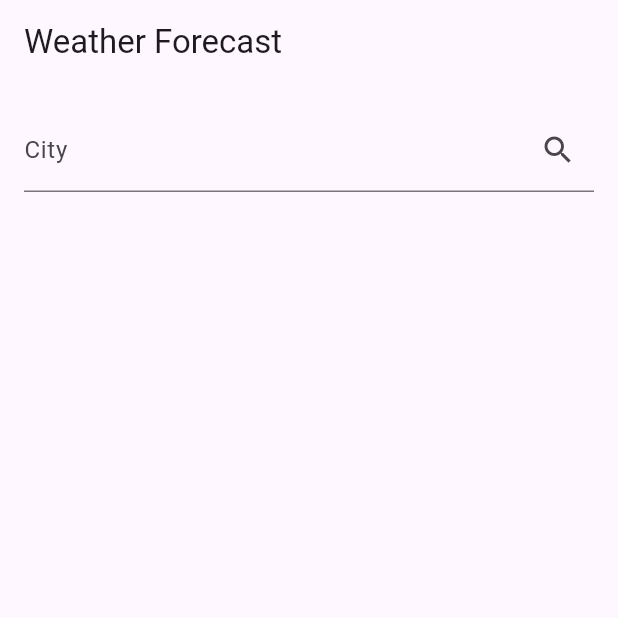
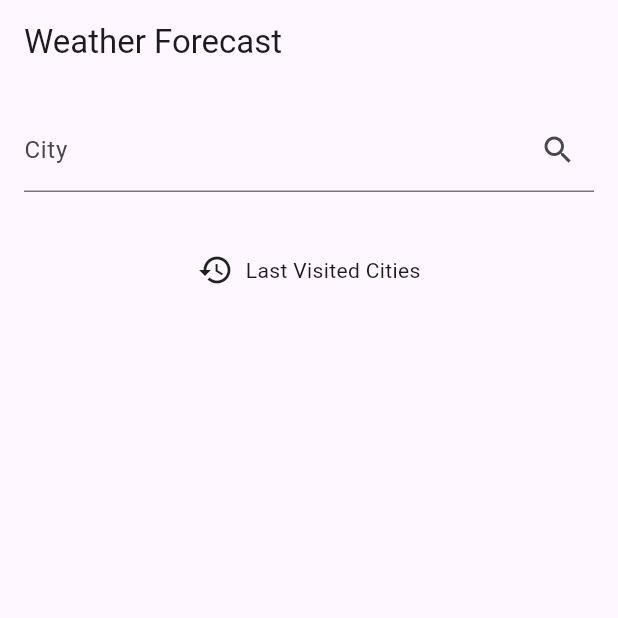
Before and after one commit to kardelenkeles/weather-app, a Flutter app: the screen it shows after launch, on a phone screen of 412 x 824 dp, the top half of it. Run offline on Flutter 3.47's test engine with Material 3 defaults, Android fonts, the phone set to English and light mode, and no system bars; our stand-ins replace auto_route, flutter_dotenv, get_it, shared_preferences.

Commit message:
last visited cities saved with shared preferences

```diff
--- a/lib/view/screens/explore_screen.dart
+++ b/lib/view/screens/explore_screen.dart
@@ -12,6 +12,18 @@ class ExploreScreen extends StatefulWidget {
 
 class _ExploreScreenState extends State<ExploreScreen> {
   final TextEditingController _cityController = TextEditingController();
+  bool _showLastVisited = false;
+
+  @override
+  void initState() {
+    super.initState();
+    _loadLastVisitedCities();
+  }
+
+  Future<void> _loadLastVisitedCities() async {
+    final cityViewModel = Provider.of<CityViewModel>(context, listen: false);
+    await cityViewModel.getLastVisitedCities();
+  }
 
   @override
   Widget build(BuildContext context) {
@@ -25,6 +37,7 @@ class _ExploreScreenState extends State<ExploreScreen> {
       body: Padding(
         padding: const EdgeInsets.all(16.0),
         child: Column(
+          crossAxisAlignment: CrossAxisAlignment.stretch,
           children: [
             TextField(
               controller: _cityController,
@@ -46,9 +59,7 @@ class _ExploreScreenState extends State<ExploreScreen> {
               },
             ),
             const SizedBox(height: 20),
-            if (cityViewModel.isFetchingCities)
-              const CircularProgressIndicator()
-            else if (cityViewModel.citySuggestions.isNotEmpty)
+            if (cityViewModel.citySuggestions.isNotEmpty)
               Expanded(
                 child: ListView.builder(
                   itemCount: cityViewModel.citySuggestions.length,
@@ -58,6 +69,8 @@ class _ExploreScreenState extends State<ExploreScreen> {
                       onTap: () {
                         weatherViewModel
                             .fetchWeather(cityViewModel.citySuggestions[index]);
+                        cityViewModel.saveLastVisitedCity(
+                            cityViewModel.citySuggestions[index]);
                         Navigator.push(
                           context,
                           MaterialPageRoute(
@@ -71,13 +84,58 @@ class _ExploreScreenState extends State<ExploreScreen> {
                 ),
               ),
             const SizedBox(height: 20),
-            if (weatherViewModel.isLoading)
-              const CircularProgressIndicator()
-            else if (weatherViewModel.errorMessage != null)
-              Text(
-                weatherViewModel.errorMessage!,
-                style: const TextStyle(color: Colors.red),
-              )
+            InkWell(
+              onTap: () {
+                setState(() {
+                  _showLastVisited = !_showLastVisited;
+                });
+              },
+              child: Row(
+                mainAxisAlignment: MainAxisAlignment.center,
+                children: [
+                  const Icon(Icons.history),
+                  const SizedBox(width: 8),
+                  const Text('Last Visited Cities'),
+                ],
+              ),
+            ),
+            if (_showLastVisited)
+              Expanded(
+                child: FutureBuilder<List<String>>(
+                  future: cityViewModel.getLastVisitedCities(),
+                  builder: (context, snapshot) {
+                    if (snapshot.connectionState == ConnectionState.waiting) {
+                      return const CircularProgressIndicator();
+                    } else if (snapshot.hasError) {
+                      return Text('Error: ${snapshot.error}');
+                    } else if (snapshot.hasData && snapshot.data!.isNotEmpty) {
+                      return ListView.builder(
+                        itemCount: snapshot.data!.length,
+                        itemBuilder: (context, index) {
+                          return ListTile(
+                            title: Text(snapshot.data![index]),
+                            onTap: () {
+                              weatherViewModel
+                                  .fetchWeather(snapshot.data![index]);
+                              Navigator.push(
+                                context,
+                                MaterialPageRoute(
+                                  builder: (context) => WeatherDetailScreen(
+                                      city: snapshot.data![index]),
+                                ),
+                              );
+                            },
+                          );
+                        },
+                      );
+                    } else {
+                      return const Center(
+                        child: Text('No recent cities visited.'),
+                      );
+                    }
+                  },
+                ),
+              ),
           ],
         ),
       ),
```
Also changed, not shown: lib/viewmodels/city_viewmodel.dart (+15 -0 lines).
